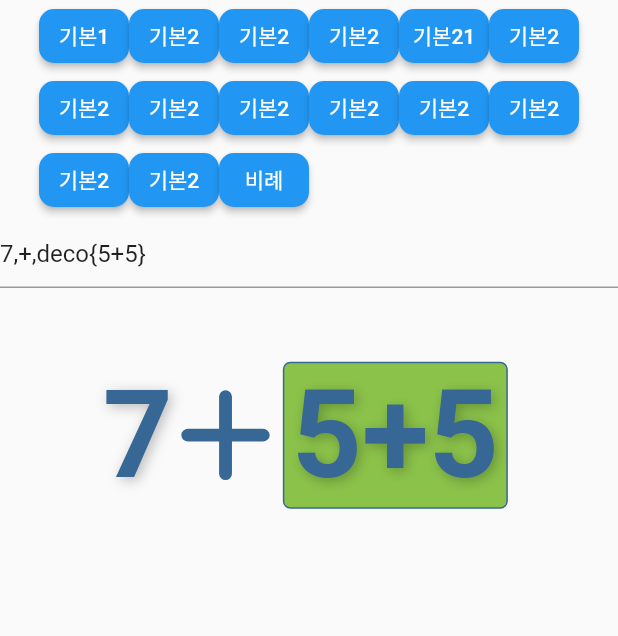
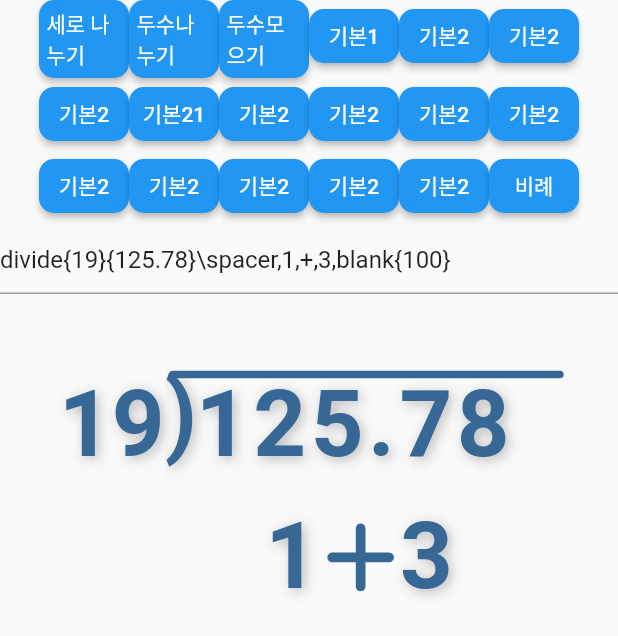
Before and after one commit to dalrise/laudyou_quiz, a Flutter app: the screen it shows after launch, on a phone screen of 412 x 824 dp. Shown: the top 636 px of the screen. Run offline on Flutter 3.47's test engine with Material 2 defaults, Android fonts, the phone set to English and light mode, and no system bars; our stand-ins replace dotted_border, flutter_svg, font_awesome_flutter, plugin_platform_interface; missing offline and left inert: dart:html.

Commit message:
fix: 수학 나머지 template 작업

```diff
--- a/example/lib/main-draw.dart
+++ b/example/lib/main-draw.dart
@@ -27,6 +27,7 @@ class MainDraw extends StatelessWidget {
             },
             //answer: '11',
             onPredict: (DrawOcrPredictModel value) {}, ocrIndex: 0,
+            ocrPoints: [],
             //question: '1,+,2',
           ),
         ),
--- a/example/lib/main.dart
+++ b/example/lib/main.dart
@@ -17,49 +17,68 @@ class MyApp extends StatefulWidget {
 
 class Expression {
   final String name;
+  final String template;
   final String expr;
   String? align;
 
   //Expression(this.name, this.expr);
   //Expression(this.name, this.expr);
-  Expression(this.name, this.expr, this.align);
+  Expression(this.template, this.name, this.expr, this.align);
 }
 
 class _MyAppState extends State<MyApp> {
   final _controller = TextEditingController();
 
   final list = <Expression>[
-    Expression('기본1', "7,+,deco{5+5}", null),
-    Expression('기본2', "deco{3},+,6,+,deco{7}", null),
-    Expression('기본2', "deco{3},+,6,+,deco{7-1},+,9", null),
-    Expression('기본2', "500,+,300", null),
-    Expression('기본21', "7,frac{1}{6},=,frac{42+1}{6},=,frac{[a]}{[b]}", null),
-    Expression('기본2', "7,frac{1}{6},circle,frac{42+1}{6}", null),
-    Expression('기본2', "43,*,43,=,square{a}", null),
+    Expression('VERTICAL_DIVIDE', '세로 나누기',
+        "divide{19}{125.78}\\spacer,1,+,3,blank{100}", null),
+    Expression('HORIZONTAL_BASIC', '두수나누기',
+        "4\\arrow-down-left,arrow-down-right\\,2,blank,square", null),
     Expression(
+        'HORIZONTAL_BASIC',
+        '두수모으기',
+        "rectangle{524},blank,rectangle{4}\\arrow-down-right,arrow-down-left\\rectangle{  }",
+        null),
+    Expression('HORIZONTAL_BASIC', '기본1', "7,+,deco{5+5}", null),
+    Expression('HORIZONTAL_BASIC', '기본2', "deco{3},+,6,+,deco{7}", null),
+    Expression('HORIZONTAL_BASIC', '기본2', "deco{3},+,6,+,deco{7-1},+,9", null),
+    Expression('HORIZONTAL_BASIC', '기본2', "500,+,300", null),
+    Expression('HORIZONTAL_BASIC', '기본21',
+        "7,frac{1}{6},=,frac{42+1}{6},=,frac{[a]}{[b]}", null),
+    Expression(
+        'HORIZONTAL_BASIC', '기본2', "7,frac{1}{6},circle,frac{42+1}{6}", null),
+    Expression('HORIZONTAL_BASIC', '기본2', "43,*,43,=,square{a}", null),
+    Expression(
+        'HORIZONTAL_BASIC',
         '기본2',
-        "blank,34,*,43,*,34\\rightarrow,43,*,43,=,square{a}\\=,square{b},*,34\\=,square{c}",
+        "blank,34,*,43,*,34\\arrow-right,43,*,43,=,square{a}\\=,square{b},*,34\\=,square{c}",
         "left"),
     Expression(
+        'HORIZONTAL_BASIC',
         '기본2',
-        "21,-,3,-,3,-,3,-,3,-,3,-,3,=,0\\spacer,downarrow,spacer\\21,div,square{a},=,square{b}",
+        "21,-,3,-,3,-,3,-,3,-,3,-,3,=,0\\spacer,arrow-down,spacer\\21,div,square{a},=,square{b}",
         null),
     // Expression('기본21',
-    //     "21,-,3,-,3,-,3,-,3,-,3,-,3,=,0\\spacer,downarrow,spacer", null),
+    //     "21,-,3,-,3,-,3,-,3,-,3,-,3,=,0\\spacer,arrow-down,spacer", null),
     Expression(
+        'HORIZONTAL_BASIC',
         '기본2',
-        "spacer,32,-,6,-,6,-,6,-,6,-,6,=,2,spacer\\spacer,downarrow,spacer\\31,div,square{a},=,square{b},blank,blank,blank\\spacer,...,square{c},blank,blank,blank",
+        "spacer,32,-,6,-,6,-,6,-,6,-,6,=,2,spacer\\spacer,arrow-down,spacer\\31,div,square{a},=,square{b},blank,blank,blank\\spacer,...,square{c},blank,blank,blank",
         "right"),
-    Expression('기본2', "spacer,42\\*,spacer,24", null),
-    Expression('기본2', "53,div,7,=,square\\spacer,...,24", "right"),
-    Expression('기본2', "6,*,16,div,{84-(31+45)}", null),
+    Expression('HORIZONTAL_BASIC', '기본2',
+        "spacer,42,blank,blank,*,spacer,24,blank", null),
     Expression(
+        'HORIZONTAL_BASIC', '기본2', "53,div,7,=,square\\spacer,...,24", "right"),
+    Expression('HORIZONTAL_BASIC', '기본2', "6,*,16,div,{84-(31+45)}", null),
+    Expression(
+        'HORIZONTAL_BASIC',
         '기본2',
-        "14 의 약수\\spacer,downarrow,spacer\\\\bottomline,bottomline,bottomline,bottomline",
+        "14 의 약수\\spacer,arrow-down,spacer\\\\bottomline,bottomline,bottomline,bottomline",
         null),
-    Expression('비례', "7.875,:,12.375", null),
+    Expression('HORIZONTAL_BASIC', '비례', "7.875,:,12.375", null),
   ];
 
+  String _template = "";
   String _currentText = "";
   String? _currentAlign;
 
@@ -68,6 +87,7 @@ class _MyAppState extends State<MyApp> {
     setState(() {
       _controller.text = list[0].expr;
       _currentAlign = list[0].align;
+      _template = list[0].template;
       _currentText = _controller.text;
     });
     super.initState();
@@ -75,6 +95,9 @@ class _MyAppState extends State<MyApp> {
 
   @override
   Widget build(BuildContext context) {
+    //_currentText = "divide{1}{124567}";
+    //_currentText = "divide{1}{1}\\spacer,1,+,3,blank{100}";
+    //_currentText = "divide{19}{125.78}\\spacer,1,+,3,blank{100}";
     return MaterialApp(
       home: SafeArea(
         child: Scaffold(
@@ -98,6 +121,7 @@ class _MyAppState extends State<MyApp> {
                         ),
                       ),
                       onPressed: () {
+                        _template = list[index].template;
                         _currentText = list[index].expr;
                         _currentAlign = list[index].align;
 
@@ -126,6 +150,7 @@ class _MyAppState extends State<MyApp> {
                 },
               ),
               QuizMathBasic(
+                template: _template,
                 expression: _currentText,
                 align: _currentAlign,
               ),
--- a/example/pubspec.yaml
+++ b/example/pubspec.yaml
@@ -53,7 +53,8 @@ flutter:
   uses-material-design: true
 
   # To add assets to your application, add an assets section, like this:
-  # assets:
+  assets:
+    - assets/icons/
   #   - images/a_dot_burr.jpeg
   #   - images/a_dot_ham.jpeg
 
--- a/lib/src/math/components/display_oper.dart
+++ b/lib/src/math/components/display_oper.dart
@@ -1,5 +1,8 @@
 import 'package:flutter/cupertino.dart';
 import 'package:flutter/material.dart';
+import 'package:flutter_svg/svg.dart';
+import 'package:font_awesome_flutter/font_awesome_flutter.dart';
+import 'package:laudyou_quiz/src/config/app_colors.dart';
 
 class DisplayOperText extends StatelessWidget {
   final String text;
@@ -34,11 +37,11 @@ class DisplayOperText extends StatelessWidget {
       icon = CupertinoIcons.equal;
     } else if (text == "div") {
       icon = CupertinoIcons.divide;
-    } else if (text == "rightarrow") {
+    } else if (text == "arrow-right") {
       icon = CupertinoIcons.arrow_right;
       fontSize -= 5; // 화살표의 사이즈가 다른 아이콘보다 크다.
-    } else if (text == "downarrow") {
-      icon = CupertinoIcons.arrow_down;
+    } else if (text == "arrow-down") {
+      icon = FontAwesomeIcons.arrowAltCircleDown;
       marginVertical = 10;
     } else if (text == "...") {
       icon = CupertinoIcons.circle_fill;
@@ -52,6 +55,13 @@ class DisplayOperText extends StatelessWidget {
 
     if (fontSize > 15) {
       paddingWidth = 5;
+    }
+
+    if (text.startsWith("arrow-down-")) {
+      return Container(
+        child: SvgPicture.asset("assets/icons/icon_$text.svg",
+            color: AppColors.iconColor1),
+      );
     }
 
     if (icon != null) {
--- /dev/null
+++ b/lib/src/math/components/math_vertical_divide.dart
@@ -0,0 +1,160 @@
+import 'dart:math';
+
+import 'package:flutter/cupertino.dart';
+import 'package:flutter/material.dart';
+import 'package:font_awesome_flutter/font_awesome_flutter.dart';
+
+import '../../dimensions.dart';
+import 'digit_text.dart';
+
+class MathVerticalDivide extends StatelessWidget {
+  const MathVerticalDivide({
+    Key? key,
+    required this.arr,
+    required this.fontSize,
+  }) : super(key: key);
+
+  final List<String> arr;
+  final double fontSize;
+
+  @override
+  Widget build(BuildContext context) {
+    //print(150.0 * arr[1].length);
+    double padding_top_line = 10.0 - arr.join('').length;
+    double width = 150.0 + (fontSize * 0.40 * (arr[1].length - 1));
+    double left = 50 - (fontSize * 0.1 * (arr[1].length - 1));
+    double height_top_line = 13.0 - (log(fontSize) * 0.6 * (arr[1].length - 1));
+    print(height_top_line);
+    if (height_top_line < 5) {
+      height_top_line = 5;
+    }
+
+    return Container(
+      //color: Colors.green,
+      //width: 350,
+      //padding: const EdgeInsets.all(10.0),
+      child: Column(
+        children: [
+          // 맨위 box : 몫
+          //_boxList(arr[3], valueSize: arr[0].length),
+          Row(
+            mainAxisAlignment: MainAxisAlignment.end,
+            children: [
+              Container(
+                //color: Colors.red,
+                padding: EdgeInsets.only(top: padding_top_line, left: 10),
+                child: DigitText(
+                  arr[0],
+                  letterSpacing: 0,
+                  fontSize: fontSize,
+                ),
+              ),
+              Stack(
+                children: [
+                  Container(
+                    //key: const ValueKey(0),
+                    //color: Colors.yellow,
+                    //width: 70.0 + (35 * (arr[1].length - 1)),
+                    /// 여기사이즈에 따라 오른쪽의 길이가 결정 된다.
+                    width: width,
+                    padding: EdgeInsets.only(top: padding_top_line, left: left),
+                    child: DigitText(
+                      arr[1],
+                      // 3자리면 screen overflow 발생
+                      letterSpacing: 3, // arr[0].length == 3 ? 10 : 40,
+                      fontSize: fontSize,
+                    ),
+                  ),
+                  Positioned(
+                    top: -5,
+                    child: DigitText(
+                      ")",
+                      letterSpacing: 0,
+                      fontSize: fontSize,
+                    ),
+                  ),
+
+                  /// 나눗셈 위 라인
+                  Positioned(
+                    top: padding_top_line,
+                    left: 3,
+                    child: Container(
+                      height: height_top_line,
+                      width: width - 10,
+                      decoration: BoxDecoration(
+                        color: const Color(0xFF376794),
+                        borderRadius: BorderRadius.circular(5),
+                      ),
+                    ),
+                  )
+                ],
+              ),
+              //SizedBox(width: 30),
+            ],
+          ),
+          // 나누는 값, 바깥쪽 괄호, 위의 line, 원값
+          // box1
+          //..._fotterBoxList(listBox: arrBox, valueSize: arr[0].length),
+        ],
+      ),
+    );
+  }
+
+  // Widget _boxList(String text, {required int valueSize}) {
+  //   int boxCount = int.parse(text.replaceAll("box", ""));
+  //   double boxWidth = valueSize == 3 ? 90 * 2 : 90;
+  //   if (valueSize == 3 || valueSize == 1) {
+  //     // 나누는 값이 1, 3 자리면 box1, box2 에 상관 없이 1로 설정
+  //     boxCount = 1;
+  //   }
+  //   return Row(
+  //     mainAxisAlignment: MainAxisAlignment.end,
+  //     children: [
+  //       ...List.generate(boxCount, (index) => _boxMake(boxWidth)),
+  //       //...List.generate(boxCount, (index) => List.generate(boxCount, (index) => _boxMake(10)),),
+  //       SizedBox(width: 30),
+  //     ],
+  //   );
+  // }
+
+  // Widget _boxMake(double width) {
+  //   return Container(
+  //     width: width,
+  //     height: 90,
+  //     margin: const EdgeInsets.only(left: 5, bottom: 5),
+  //     decoration: BoxDecoration(
+  //       borderRadius: BorderRadius.circular(10),
+  //       border: Border.all(color: Colors.blue),
+  //     ),
+  //   );
+  // }
+  //
+  // List<Widget> _fotterBoxList(
+  //     {required List<String> listBox, required int valueSize}) {
+  //   //print("valueSize:$valueSize");
+  //   //print("valueSize:${110.0 * valueSize - 1}");
+  //   double lineWidth = valueSize == 3 ? 230 : 110.0 * (valueSize);
+  //   return List.generate(
+  //     listBox.length,
+  //     (index) => Container(
+  //       child: index < listBox.length - 1
+  //           ? _boxList(listBox[index], valueSize: valueSize)
+  //           : Column(
+  //               children: [
+  //                 Align(
+  //                   alignment: Alignment.topRight,
+  //                   child: Container(
+  //                     height: 7.0,
+  //                     width: lineWidth,
+  //                     margin:
+  //                         EdgeInsets.symmetric(vertical: 10, horizontal: 20),
+  //                     color: Colors.black,
+  //                   ),
+  //                 ),
+  //                 _boxList(listBox[index], valueSize: valueSize)
+  //               ],
+  //             ),
+  //     ),
+  //   );
+  // }
+}
--- a/lib/src/math/quiz_math_basic.dart
+++ b/lib/src/math/quiz_math_basic.dart
@@ -1,12 +1,16 @@
+import 'package:dotted_border/dotted_border.dart';
 import 'package:flutter/cupertino.dart';
 import 'package:flutter/material.dart';
 import 'dart:math';
 
+import '../config/app_colors.dart';
 import '../dimensions.dart';
 import 'components/digit_text.dart';
 import './components/display_oper.dart';
+import 'components/math_vertical_divide.dart';
 
 class QuizMathBasic extends StatelessWidget {
+  final String template;
   final String expression;
   final String? align;
   // final double? width;
@@ -14,6 +18,7 @@ class QuizMathBasic extends StatelessWidget {
   final double? fontSize;
   const QuizMathBasic({
     Key? key,
+    required this.template,
     required this.expression,
     this.align,
     // this.width,
@@ -73,6 +78,27 @@ class QuizMathBasic extends StatelessWidget {
     if (text.startsWith("deco")) {
       RegExp regexp = RegExp(r'{(.*?)}');
       String str = regexp.firstMatch(text)?[1] ?? "";
+      return DottedBorder(
+        borderType: BorderType.RRect,
+        color: AppColors.mainColor,
+        radius: Radius.circular(5),
+        //margin: const EdgeInsets.symmetric(horizontal: 5),
+        padding: const EdgeInsets.symmetric(horizontal: 5),
+        child: ClipRRect(
+          borderRadius: BorderRadius.all(Radius.circular(12)),
+          child: Center(
+            child: Row(
+              children: List.generate(str.length, (index) {
+                return DigitText(
+                  str[index],
+                  fontSize: fontSize,
+                );
+              }).toList(),
+            ),
+          ),
+        ),
+      );
+      /*
       return Container(
         margin: const EdgeInsets.symmetric(horizontal: 5),
         padding: const EdgeInsets.symmetric(horizontal: 5),
@@ -92,6 +118,8 @@ class QuizMathBasic extends StatelessWidget {
           ),
         ),
       );
+
+       */
     } else if (text.startsWith("spacer")) {
       return const Spacer();
     } else if (text.startsWith("frac")) {
@@ -154,20 +182,39 @@ class QuizMathBasic extends StatelessWidget {
         child: Center(child: DigitText(str ?? "", fontSize: fontSize)),
       );
     } else if (text.startsWith("square")) {
+      // 정답용 masking
       RegExp regexp = RegExp(r'{(.*?)}');
       String? str = regexp.firstMatch(text)?[1];
       return _makeSquare(str, fontSize);
+    } else if (text.startsWith("rectangle")) {
+      RegExp regexp = RegExp(r'{(.*?)}');
+      String? str = regexp.firstMatch(text)?[1];
+      //print(str);
+      double? width;
+      if (str!.length > 1) {
+        width = fontSize * str.length * 0.7;
+      }
+      return _makeSquare(str, fontSize, width: width);
     } else if (text.startsWith("blank")) {
       RegExp regexp = RegExp(r'{(.*?)}');
-      double number = fontSize;
+      Iterable<Match> matches = regexp.allMatches(text);
+
+      double width = fontSize;
+      double height = fontSize;
+
       if (regexp.firstMatch(text)?[1] != null) {
-        number = double.parse(regexp.firstMatch(text)?[1] ?? '0');
+        final list = matches.map((m) => m[1]!).toList();
+        print(list);
+        width = double.parse(list[0]);
+        if (list.length > 1) {
+          height = double.parse(list[1]);
+        }
       }
 
       return Container(
         padding: const EdgeInsets.symmetric(horizontal: 10),
-        width: number,
-        height: number,
+        width: width,
+        height: height,
         child: Text("", style: TextStyle(fontSize: fontSize)),
       );
     } else if (_isOperation(text)) {
@@ -191,6 +238,35 @@ class QuizMathBasic extends StatelessWidget {
         ),
         child: Center(child: Text(str ?? "")),
       );
+    } else if (text.startsWith("arrow-down-")) {
+      String? str = text.split('-')[2];
+      print(str);
+      double number = fontSize;
+      return Container(
+        width: fontSize + 10,
+        height: fontSize + 10,
+        //padding: EdgeInsets.symmetric(horizontal: 10),
+        margin: const EdgeInsets.symmetric(horizontal: 10),
+        child: Center(child: DisplayOperText(text, fontSize: fontSize)),
+      );
+    } else if (text.startsWith("divide")) {
+      /// 세로형 나눗셈 (따로 widget 으로 분리)
+      RegExp regexp = RegExp(r'{(.*?)}');
+      Iterable<Match> matches = regexp.allMatches(text);
+      final list = matches.map((m) => m[1]!).toList();
+      final maxTextLength = max(list[0].length, list[1].length);
+
+      final width = (maxTextLength * 18.0) + fontSize - 20;
+      //print('maxTextLength:${maxTextLength},width:${width}');
+      final top = list[0];
+      final bottom = list[1];
+
+      print("나누기 !!");
+
+      return MathVerticalDivide(
+        arr: list,
+        fontSize: fontSize,
+      );
     }
 
     return Row(
@@ -205,9 +281,9 @@ class QuizMathBasic extends StatelessWidget {
     //return DigitText(text, fontSize: fontSize);
   }
 
-  Widget _makeSquare(String? str, double fontSize) {
+  Widget _makeSquare(String? str, double fontSize, {double? width}) {
     return Container(
-      width: fontSize + 15,
+      width: width ?? fontSize + 15,
       height: fontSize + 15,
       margin: EdgeInsets.only(top: fontSize / 10, bottom: fontSize / 10),
       decoration: BoxDecoration(
@@ -225,22 +301,33 @@ class QuizMathBasic extends StatelessWidget {
 
       itemSize = arr.map(
         (s) {
-          if (s.startsWith("deco") || s.startsWith("frac")) {
+          if (s.startsWith("deco") ||
+              s.startsWith("frac") ||
+              s.startsWith("divide") ||
+              s.startsWith("rectangle")) {
             // 분자와 분모중 큰 사이즈를 반환
             RegExp regexp = RegExp(r'{(.*?)}');
             final matches = regexp.allMatches(s);
             final list = matches.map((m) => m[1]!).toList();
+
+            print('_fontSizeByLine:' + list.join(','));
+
+            if (template == "VERTICAL_DIVIDE" && s.startsWith("divide")) {
+              /// 세로 나눗셈
+              //weight = 1.7;
+              return list[0].length + list[1].length * 1.0;
+            }
 
             // 1 값을 더해서 폰트 사이즈를 더 적게 처리
             if (list.length == 1) {
               return list[0].length * 1.0;
             }
             //return 0.0;
-            // print(list[0] +
-            //     "," +
-            //     list[1] +
-            //     "=" +
-            //     max(list[0].length + 1, list[1].length).toString());
+            print(list[0] +
+                "," +
+                list[1] +
+                ", max:" +
+                max(list[0].length + 1, list[1].length).toString());
             //print(list);
             return max(list[0].length * 1.0, list[1].length * 1.0) + 0.5;
             //return max(list[0].length * 1.0, list[1].length * 1.0);
@@ -248,14 +335,17 @@ class QuizMathBasic extends StatelessWidget {
             return 0.5;
           } else if (s == "circle" || s.startsWith("square")) {
             return 1.5;
-          } else if (s == "rightarrow" ||
-              s == "downarrow" ||
+          } else if (s == "arrow-right" ||
+              s == "arrow-down" ||
               s == "bottomline" ||
               s.startsWith("blank") ||
               s.startsWith("spacer")) {
             return 1.0;
           } else if (s == "+" || s == "-" || s == "*" || s == "=" || s == ":") {
             return 1.2;
+          } else if (s.startsWith("arrow-down")) {
+            // 두수 가르기
+            return 2.5;
           }
 
           s = s.replaceAll(RegExp(r'[{|}|(|)]'), "");
@@ -307,9 +397,13 @@ class QuizMathBasic extends StatelessWidget {
       fontSize = Dimensions(context).font50 + 30; //80;
     } else if (itemSizeMax >= 4) {
       fontSize = Dimensions(context).font90 + 20; // 110;
+    } else if (itemSizeMax >= 3) {
+      fontSize = Dimensions(context).font90 + 30; // 110;
+    } else if (itemSizeMax >= 2) {
+      fontSize = Dimensions(context).font90 + 40; // 110;
     }
 
-    //print('itemSizeMax:${itemSizeMax}, fontSize:$fontSize');
+    print('itemSizeMax:${itemSizeMax}, fontSize:$fontSize');
 
     return fontSize;
   }
@@ -346,16 +440,16 @@ class QuizMathBasic extends StatelessWidget {
         text == "*" ||
         text == "div" ||
         text == "..." ||
-        text == "rightarrow" ||
-        text == "downarrow";
+        text == "arrow-right" ||
+        text == "arrow-down";
   }
 
   Widget _displayIcons(String text, double fontSize) {
     //print("_displayIcons:${text}");
-    if (text.startsWith("rightarrow")) {
+    if (text.startsWith("arrow-right")) {
       return Icon(CupertinoIcons.arrow_right, size: fontSize);
     }
-    if (text.startsWith("downarrow")) {
+    if (text.startsWith("arrow-down")) {
       RegExp regexp = RegExp(r'{(.*?)}');
       String? str = regexp.firstMatch(text)?[1];
       print(str);
--- a/lib/src/math/quiz_math_draw.dart
+++ b/lib/src/math/quiz_math_draw.dart
@@ -8,18 +8,22 @@ class QuizMathDraw extends StatelessWidget {
   //final String question;
   //final String answer;
   //final VoidCallback onAnswerCorrect;
-  ValueChanged<DrawOcrPredictModel> onPredict;
+  /// ocr 처리 결과 리턴 함수
+  final ValueChanged<DrawOcrPredictModel> onPredict;
+
+
   final String? maskingText;
   final double width;
   final double height;
   final int ocrIndex; // 화면에 표시되는 ocr index 번호
+
   //final Function<Future>(double, List<Offset?>) predict;
   final Function(double, List<Offset?>) predict;
   final Function() loadModel;
   final Function() close;
 
-  List<Offset?> points = [];
-  List<Offset?> ocrPoints1 = [];
+  //List<Offset?> points = [];
+  final List<Offset?> ocrPoints;
   //List<Offset?> ocrPoints2 = []; // 2번째 ocr input 용
   //Map<int, String> answerMap = {};
 
@@ -34,6 +38,7 @@ class QuizMathDraw extends StatelessWidget {
     required this.width,
     this.height = 150.0,
     required this.predict,
+    required this.ocrPoints,
     required this.loadModel,
     required this.close,
   }) : super(key: key);
@@ -42,7 +47,7 @@ class QuizMathDraw extends StatelessWidget {
   Widget build(BuildContext context) {
     return DrawOcrWidget(
       ocrIndex: ocrIndex,
-      points: ocrPoints1,
+      points: ocrPoints,
       width: width,
       height: height,
       maskingText: maskingText,
--- a/lib/src/ocr/draw_ocr_widget.dart
+++ b/lib/src/ocr/draw_ocr_widget.dart
@@ -198,7 +198,7 @@ class _DrawOcrWidget extends State<DrawOcrWidget> {
   }
 
   Widget _buildMasking() {
-    print("widget.maskingText:${widget.maskingText}");
+    //print("widget.maskingText:${widget.maskingText}");
     return widget.maskingText == null
         ? Container()
         : Center(
--- a/pubspec.yaml
+++ b/pubspec.yaml
@@ -15,6 +15,9 @@ dependencies:
   plugin_platform_interface: ^2.0.2
 
   font_awesome_flutter: ^9.2.0
+  flutter_svg: ^1.0.3
+  dotted_border: ^2.0.0+2
+
 
 dev_dependencies:
   flutter_test:
```
Also changed, not shown: example/assets/icons/icon_arrow-down-left.svg (added), example/assets/icons/icon_arrow-down-right.svg (added), example/pubspec.lock.
